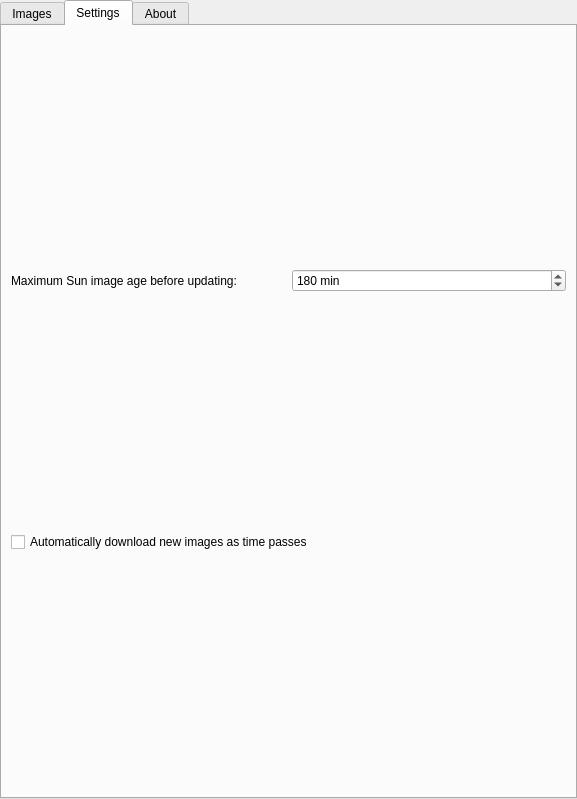
Above: plugins/Sunspots/src/gui/sunspotsDialog.ui from 10110111/stellarium before the change. Below: the same form after it.
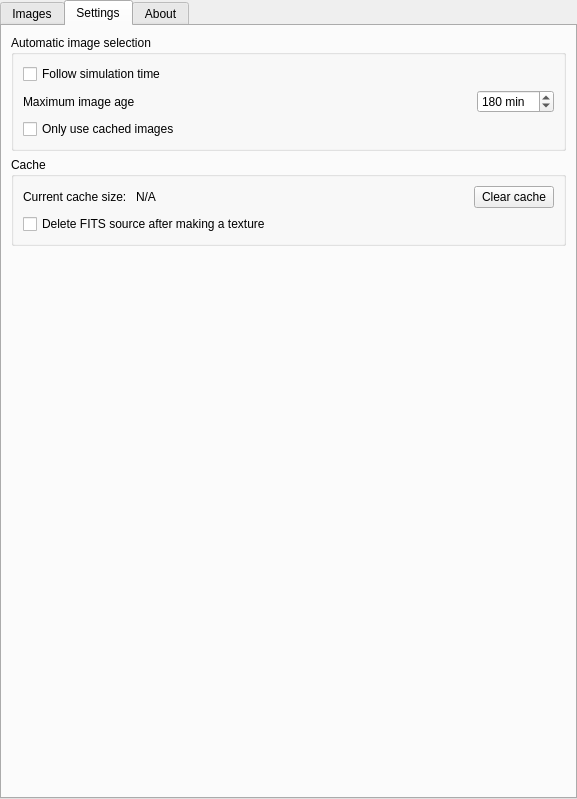
That is the form after the change. The open tabs and pages were chosen to show the change. Custom widgets are drawn as their Qt base class.

What changed in the file:
```diff
--- a/plugins/Sunspots/src/gui/sunspotsDialog.ui
+++ b/plugins/Sunspots/src/gui/sunspotsDialog.ui
@@ -224,36 +224,128 @@
       <attribute name="title">
        <string>Settings</string>
       </attribute>
-      <layout class="QGridLayout" name="gridLayout_2">
-       <item row="0" column="0">
-        <widget class="QLabel" name="maxImageAgeLabel">
-         <property name="text">
-          <string>Maximum Sun image age before updating:</string>
+      <layout class="QVBoxLayout" name="verticalLayout">
+       <item>
+        <widget class="QGroupBox" name="autoSelectionGroup">
+         <property name="title">
+          <string>Automatic image selection</string>
          </property>
+         <layout class="QGridLayout" name="gridLayout_2">
+          <item row="1" column="2">
+           <spacer name="horizontalSpacer_3">
+            <property name="orientation">
+             <enum>Qt::Horizontal</enum>
+            </property>
+            <property name="sizeHint" stdset="0">
+             <size>
+              <width>40</width>
+              <height>20</height>
+             </size>
+            </property>
+           </spacer>
+          </item>
+          <item row="1" column="0">
+           <widget class="QLabel" name="maxImageAgeLabel">
+            <property name="text">
+             <string>Maximum image age</string>
+            </property>
+           </widget>
+          </item>
+          <item row="1" column="3">
+           <widget class="QSpinBox" name="maxImageAgeSpinBox">
+            <property name="suffix">
+             <string> min</string>
+            </property>
+            <property name="minimum">
+             <number>6</number>
+            </property>
+            <property name="maximum">
+             <number>9999</number>
+            </property>
+            <property name="value">
+             <number>180</number>
+            </property>
+           </widget>
+          </item>
+          <item row="0" column="0" colspan="4">
+           <widget class="QCheckBox" name="autoDownloadCB">
+            <property name="text">
+             <string>Follow simulation time</string>
+            </property>
+           </widget>
+          </item>
+          <item row="2" column="0" colspan="4">
+           <widget class="QCheckBox" name="continuousUseCacheOnly">
+            <property name="text">
+             <string>Only use cached images</string>
+            </property>
+           </widget>
+          </item>
+         </layout>
         </widget>
        </item>
-       <item row="0" column="1">
-        <widget class="QSpinBox" name="maxImageAgeSpinBox">
-         <property name="suffix">
-          <string> min</string>
+       <item>
+        <widget class="QGroupBox" name="cacheGroup">
+         <property name="title">
+          <string>Cache</string>
          </property>
-         <property name="minimum">
-          <number>6</number>
-         </property>
-         <property name="maximum">
-          <number>9999</number>
-         </property>
-         <property name="value">
-          <number>180</number>
-         </property>
+         <layout class="QGridLayout" name="gridLayout_5">
+          <item row="0" column="2">
+           <spacer name="horizontalSpacer_2">
+            <property name="orientation">
+             <enum>Qt::Horizontal</enum>
+            </property>
+            <property name="sizeHint" stdset="0">
+             <size>
+              <width>40</width>
+              <height>20</height>
+             </size>
+            </property>
+           </spacer>
+          </item>
+          <item row="0" column="1">
+           <widget class="QLabel" name="cacheSizeLabel">
+            <property name="text">
+             <string>N/A</string>
+            </property>
+           </widget>
+          </item>
+          <item row="0" column="0">
+           <widget class="QLabel" name="label_3">
+            <property name="text">
+             <string>Current cache size: </string>
+            </property>
+           </widget>
+          </item>
+          <item row="0" column="3">
+           <widget class="QPushButton" name="clearCacheBtn">
+            <property name="text">
+             <string>Clear cache</string>
+            </property>
+           </widget>
+          </item>
+          <item row="1" column="0" colspan="4">
+           <widget class="QCheckBox" name="deleteFitsAfterMakingTexture">
+            <property name="text">
+             <string>Delete FITS source after making a texture</string>
+            </property>
+           </widget>
+          </item>
+         </layout>
         </widget>
        </item>
-       <item row="1" column="0" colspan="2">
-        <widget class="QCheckBox" name="autoDownloadCB">
-         <property name="text">
-          <string>Automatically download new images as time passes</string>
+       <item>
+        <spacer name="verticalSpacer">
+         <property name="orientation">
+          <enum>Qt::Vertical</enum>
          </property>
-        </widget>
+         <property name="sizeHint" stdset="0">
+          <size>
+           <width>20</width>
+           <height>40</height>
+          </size>
+         </property>
+        </spacer>
        </item>
       </layout>
      </widget>
```
Left out of the diff: 48 changed lines with no effect on the pictures.
